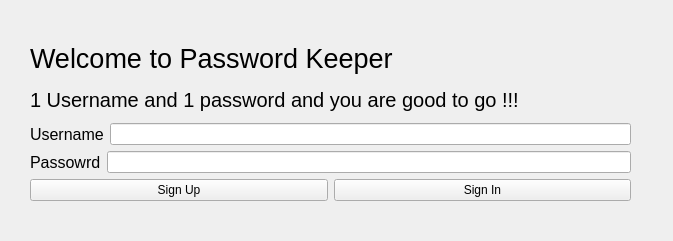
Above: logincred.ui from Shikhar21121999/Password-keeper before the change. Below: the same form after it.
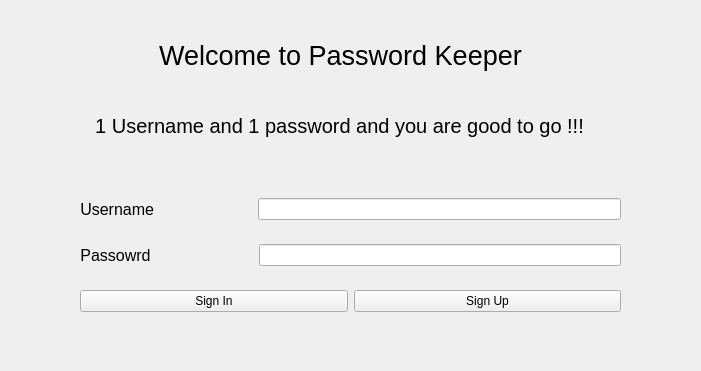
That is the form after the change.

The edit to the form file:
```diff
--- a/logincred.ui
+++ b/logincred.ui
@@ -6,26 +6,23 @@
    <rect>
     <x>0</x>
     <y>0</y>
-    <width>673</width>
-    <height>241</height>
+    <width>701</width>
+    <height>371</height>
    </rect>
   </property>
   <property name="windowTitle">
    <string>MainWindow</string>
   </property>
   <widget class="QWidget" name="centralwidget">
-   <widget class="QWidget" name="layoutWidget">
-    <property name="geometry">
-     <rect>
-      <x>30</x>
-      <y>40</y>
-      <width>601</width>
-      <height>161</height>
-     </rect>
-    </property>
-    <layout class="QVBoxLayout" name="verticalLayout">
-     <item>
       <widget class="QLabel" name="label">
+    <property name="geometry">
+     <rect>
+      <x>100</x>
+      <y>20</y>
+      <width>481</width>
+      <height>71</height>
+     </rect>
+    </property>
        <property name="font">
         <font>
          <pointsize>20</pointsize>
@@ -34,10 +31,19 @@
        <property name="text">
         <string>Welcome to Password Keeper</string>
        </property>
-      </widget>
-     </item>
-     <item>
+    <property name="alignment">
+     <set>Qt::AlignCenter</set>
+    </property>
+   </widget>
       <widget class="QLabel" name="label_4">
+    <property name="geometry">
+     <rect>
+      <x>40</x>
+      <y>90</y>
+      <width>599</width>
+      <height>71</height>
+     </rect>
+    </property>
        <property name="font">
         <font>
          <pointsize>15</pointsize>
@@ -46,10 +52,22 @@
        <property name="text">
         <string>1 Username and 1 password and you are good to go !!!</string>
        </property>
-      </widget>
-     </item>
+    <property name="alignment">
+     <set>Qt::AlignCenter</set>
+    </property>
+   </widget>
+   <widget class="QWidget" name="">
+    <property name="geometry">
+     <rect>
+      <x>80</x>
+      <y>180</y>
+      <width>541</width>
+      <height>151</height>
+     </rect>
+    </property>
+    <layout class="QVBoxLayout" name="verticalLayout">
      <item>
-      <layout class="QHBoxLayout" name="horizontalLayout_3">
+      <layout class="QHBoxLayout" name="horizontalLayout">
        <item>
         <widget class="QLabel" name="label_2">
          <property name="font">
@@ -58,7 +76,10 @@
           </font>
          </property>
          <property name="text">
-          <string>Username</string>
+          <string>Username                      </string>
+         </property>
+         <property name="alignment">
+          <set>Qt::AlignCenter</set>
          </property>
         </widget>
        </item>
@@ -77,24 +98,24 @@
           </font>
          </property>
          <property name="text">
-          <string>Passowrd</string>
+          <string>Passowrd                       </string>
+         </property>
+         <property name="alignment">
+          <set>Qt::AlignCenter</set>
          </property>
         </widget>
        </item>
        <item>
-        <widget class="QLineEdit" name="PasslineEdit"/>
+        <widget class="QLineEdit" name="PasslineEdit">
+         <property name="echoMode">
+          <enum>QLineEdit::Password</enum>
+         </property>
+        </widget>
        </item>
       </layout>
      </item>
      <item>
-      <layout class="QHBoxLayout" name="horizontalLayout">
-       <item>
-        <widget class="QPushButton" name="supButton">
-         <property name="text">
-          <string>Sign Up</string>
-         </property>
-        </widget>
-       </item>
+      <layout class="QHBoxLayout" name="horizontalLayout_3">
        <item>
         <widget class="QPushButton" name="sinButton">
          <property name="text">
@@ -102,6 +123,13 @@
          </property>
         </widget>
        </item>
+       <item>
+        <widget class="QPushButton" name="supButton">
+         <property name="text">
+          <string>Sign Up</string>
+         </property>
+        </widget>
+       </item>
       </layout>
      </item>
     </layout>
```
Lines whose indentation alone changed are shown as unchanged.
